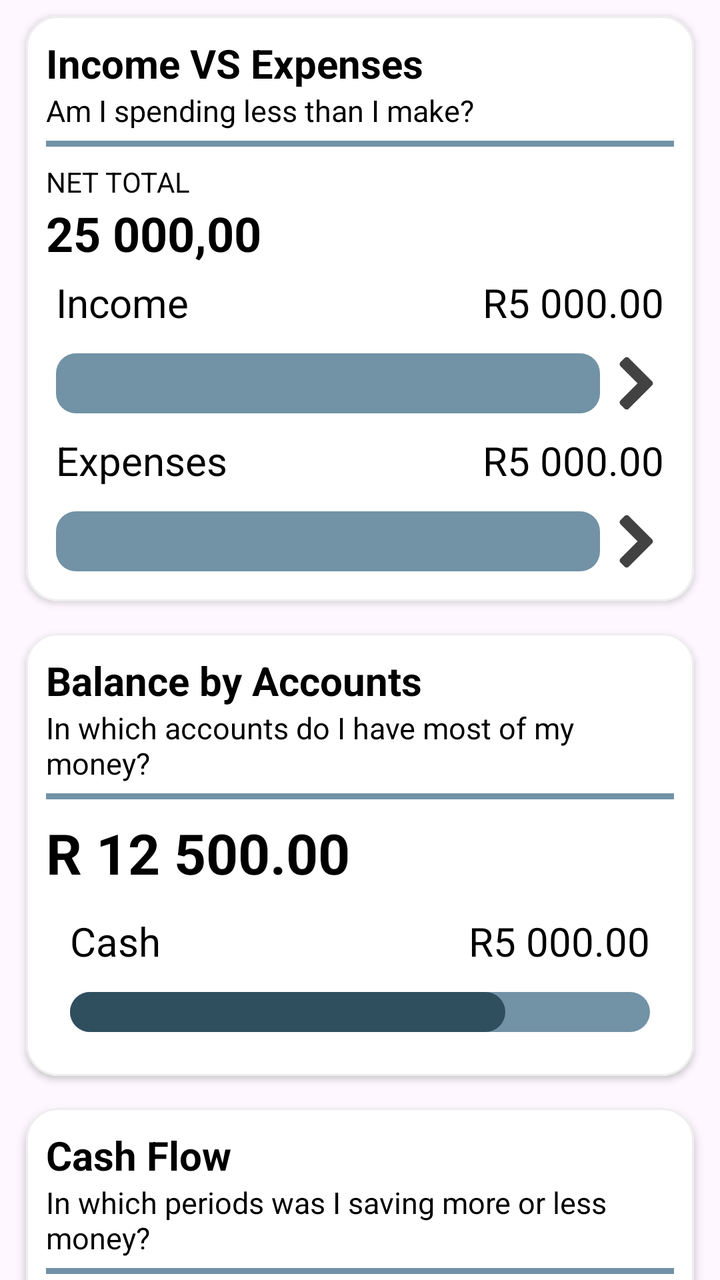
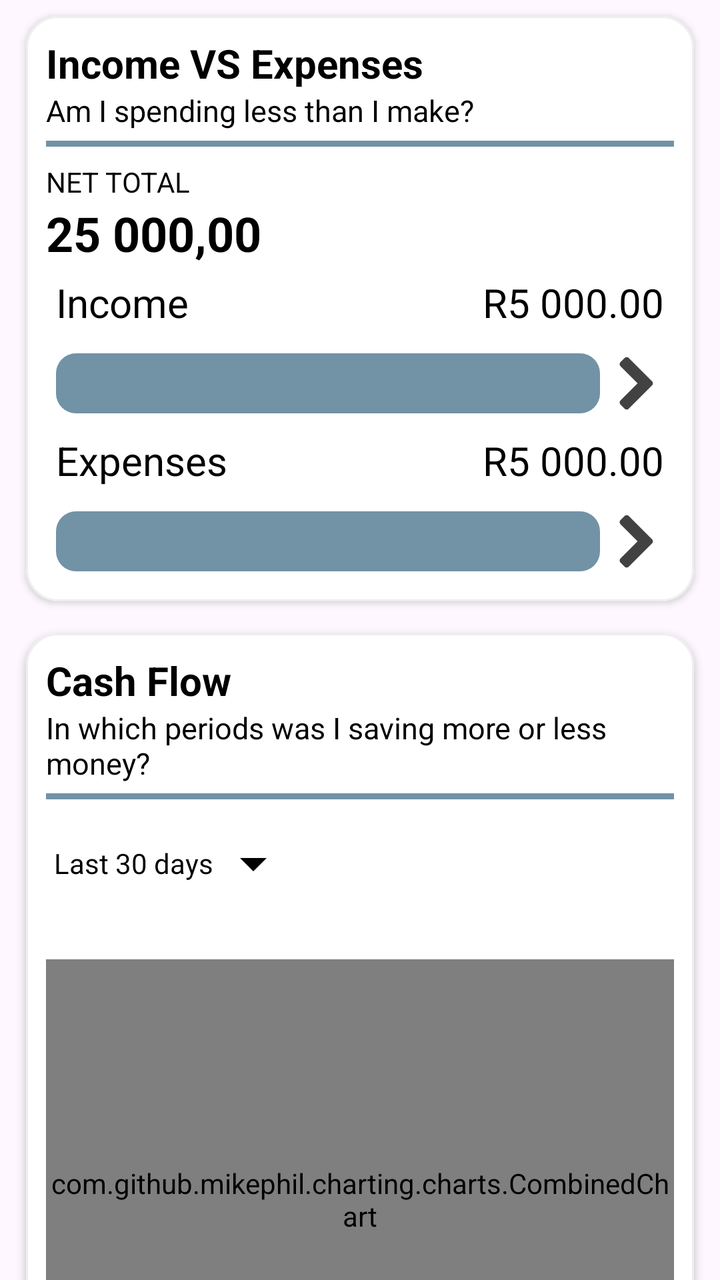

The first picture is an Android layout as it rendered before a commit; the second is the same layout after the commit. The layout source and the unified diff follow.
<!-- AndroidManifest.xml: application theme Theme.BudgieApp -->
<!-- res/layout/page_dashboard_accounts.xml -->
<?xml version="1.0" encoding="utf-8"?>
<androidx.core.widget.NestedScrollView
    xmlns:android="http://schemas.android.com/apk/res/android"
    xmlns:app="http://schemas.android.com/apk/res-auto"
    android:layout_width="match_parent"
    android:layout_height="match_parent"
    android:fillViewport="true"
    android:clipToPadding="false"
    android:paddingBottom="88dp">

    <LinearLayout
        android:layout_width="match_parent"
        android:layout_height="wrap_content"
        android:orientation="vertical"
        android:paddingHorizontal="5dp">

        <include
            android:id="@+id/incomeVsExpensesWidget"
            layout="@layout/widget_income_vs_expenses"
            android:layout_width="match_parent"
            android:layout_height="wrap_content"
            android:layout_margin="8dp"
            app:layout_constraintEnd_toEndOf="parent"
            app:layout_constraintStart_toStartOf="parent" />

        <include
            android:id="@+id/balanceWidget"
            layout="@layout/widget_balance"
            android:layout_width="match_parent"
            android:layout_height="wrap_content"
            android:layout_margin="8dp"
            app:layout_constraintEnd_toEndOf="parent"
            app:layout_constraintStart_toStartOf="parent" />

        <include
            android:id="@+id/cashFlowWidget"
            layout="@layout/widget_cashflow_graph"
            android:layout_width="match_parent"
            android:layout_height="wrap_content"
            android:layout_margin="8dp"
            app:layout_constraintEnd_toEndOf="parent"
            app:layout_constraintStart_toStartOf="parent" />

        <include
            android:id="@+id/expenseStructureWidget"
            layout="@layout/widget_expense_structure"
            android:layout_width="match_parent"
            android:layout_height="wrap_content"
            android:layout_margin="8dp"
            app:layout_constraintEnd_toEndOf="parent"
            app:layout_constraintStart_toStartOf="parent" />

    </LinearLayout>


</androidx.core.widget.NestedScrollView>
<!-- res/layout/widget_income_vs_expenses.xml (included above) -->
<?xml version="1.0" encoding="utf-8"?>
<com.google.android.material.card.MaterialCardView xmlns:android="http://schemas.android.com/apk/res/android"
    xmlns:app="http://schemas.android.com/apk/res-auto"
    xmlns:tools="http://schemas.android.com/tools"
    android:id="@+id/main"
    android:layout_width="match_parent"
    android:layout_height="wrap_content"
    android:layout_margin="8dp"
    app:cardCornerRadius="16dp"
    app:cardElevation="2dp"
    app:strokeColor="#EEEEEE"
    app:strokeWidth="1dp"
    tools:context=".widgets.IncomeVsExpensesWidget">

    <LinearLayout
        android:layout_width="match_parent"
        android:layout_height="wrap_content"
        android:background="@color/white"
        android:orientation="vertical"
        android:padding="10dp">

        <TextView
            android:id="@+id/txtIncomeVsExpenseTitle"
            android:layout_width="wrap_content"
            android:layout_height="wrap_content"
            android:text="Income VS Expenses"
            android:textSize="20sp"
            android:textStyle="bold"
            app:layout_constraintStart_toStartOf="parent"
            app:layout_constraintTop_toTopOf="parent" />

        <TextView
            android:id="@+id/txtTip"
            android:layout_width="wrap_content"
            android:layout_height="wrap_content"
            android:text="Am I spending less than I make?"
            android:textSize="15sp"
            app:layout_constraintStart_toStartOf="parent"
            app:layout_constraintTop_toBottomOf="@id/txtIncomeVsExpenseTitle" />

        <View
            android:id="@+id/breaker"
            android:layout_width="match_parent"
            android:layout_height="3dp"
            android:layout_marginTop="5dp"
            android:background="@color/input_blue"
            app:layout_constraintStart_toStartOf="parent"
            app:layout_constraintTop_toBottomOf="@id/txtTip" />


        <TextView
            android:id="@+id/txtTimePeriod"
            android:layout_width="wrap_content"
            android:layout_height="wrap_content"
            android:layout_marginTop="8dp"
            android:text="NET TOTAL"
            android:textSize="14sp"
            app:layout_constraintStart_toStartOf="parent"
            app:layout_constraintTop_toBottomOf="@id/breaker" />

        <TextView
            android:id="@+id/txtNetTotal"
            android:layout_width="wrap_content"
            android:layout_height="wrap_content"
            android:text="25 000,00"
            android:textSize="24sp"
            android:textStyle="bold" />

        
        <LinearLayout
            android:layout_width="match_parent"
            android:layout_height="wrap_content"
            android:orientation="vertical"
            app:layout_constraintStart_toStartOf="parent"
            app:layout_constraintTop_toBottomOf="@id/txtNetTotal">

            <androidx.constraintlayout.widget.ConstraintLayout
                android:id="@+id/incomeRow"
                android:layout_width="match_parent"
                android:layout_height="wrap_content"
                android:padding="5dp"
                android:background="?attr/selectableItemBackground"
                android:clickable="true"
                android:focusable="true">

                <TextView
                    android:id="@+id/txtIncome"
                    android:layout_width="wrap_content"
                    android:layout_height="wrap_content"
                    android:text="Income"
                    android:textSize="20sp"
                    app:layout_constraintStart_toStartOf="parent"
                    app:layout_constraintTop_toTopOf="parent" />

                <TextView
                    android:id="@+id/txtIncomeAmount"
                    android:layout_width="wrap_content"
                    android:layout_height="wrap_content"
                    android:text="R5 000.00"
                    android:textSize="20sp"
                    app:layout_constraintBottom_toBottomOf="@id/txtIncome"
                    app:layout_constraintEnd_toEndOf="parent"
                    app:layout_constraintTop_toTopOf="@+id/txtIncome" />

                <ProgressBar
                    android:id="@+id/incomeProgress"
                    style="?android:progressBarStyleHorizontal"
                    android:layout_width="0dp"
                    android:layout_height="30dp"
                    android:layout_marginTop="12dp"
                    android:layout_marginEnd="32dp"

                    android:max="100"
                    android:progress="0"

                    android:progressDrawable="@drawable/custom_progressbar"
                    android:progressTint="@color/light_green"
                    android:progressBackgroundTint="@color/input_blue"

                    app:layout_constraintEnd_toEndOf="@id/imgIncomeArrowIcon"
                    app:layout_constraintStart_toStartOf="parent"
                    app:layout_constraintTop_toBottomOf="@id/txtIncome" />

                <ImageView
                    android:id="@+id/imgIncomeArrowIcon"
                    android:layout_width="28dp"
                    android:layout_height="28dp"
                    android:src="@drawable/baseline_arrow_forward_ios_24"
                    android:contentDescription="Open income transactions"
                    app:tint="@color/soft_black"
                    app:layout_constraintEnd_toEndOf="parent"
                    app:layout_constraintTop_toTopOf="@+id/incomeProgress"
                    app:layout_constraintBottom_toBottomOf="@+id/incomeProgress"/>

            </androidx.constraintlayout.widget.ConstraintLayout>

        </LinearLayout>

        
        <LinearLayout
            android:layout_width="match_parent"
            android:layout_height="wrap_content"
            android:orientation="vertical"
            app:layout_constraintStart_toStartOf="parent"
            app:layout_constraintTop_toBottomOf="@id/txtNetTotal">

            <androidx.constraintlayout.widget.ConstraintLayout
                android:id="@+id/expensesRow"
                android:layout_width="match_parent"
                android:layout_height="wrap_content"
                android:background="?attr/selectableItemBackground"
                android:clickable="true"
                android:focusable="true"
                android:padding="5dp">

                <TextView
                    android:id="@+id/txtExpenses"
                    android:layout_width="wrap_content"
                    android:layout_height="wrap_content"
                    android:text="Expenses"
                    android:textSize="20sp"
                    app:layout_constraintStart_toStartOf="parent"
                    app:layout_constraintTop_toTopOf="parent" />

                <TextView
                    android:id="@+id/txtExpensesAmount"
                    android:layout_width="wrap_content"
                    android:layout_height="wrap_content"
                    android:text="R5 000.00"
                    android:textSize="20sp"
                    app:layout_constraintBottom_toBottomOf="@id/txtExpenses"
                    app:layout_constraintEnd_toEndOf="parent"
                    app:layout_constraintTop_toTopOf="@+id/txtExpenses" />

                <ProgressBar
                    android:id="@+id/expensesProgress"
                    style="?android:progressBarStyleHorizontal"
                    android:layout_width="match_parent"
                    android:layout_height="30dp"
                    android:layout_marginTop="12dp"
                    android:layout_marginEnd="32dp"

                    android:max="100"
                    android:progress="0"

                    android:progressDrawable="@drawable/custom_progressbar"
                    android:progressTint="@color/light_red"
                    android:progressBackgroundTint="@color/input_blue"

                    app:layout_constraintEnd_toEndOf="@id/imgExpenseArrowIcon"
                    app:layout_constraintStart_toStartOf="parent"
                    app:layout_constraintTop_toBottomOf="@id/txtExpenses" />

                <ImageView
                    android:id="@+id/imgExpenseArrowIcon"
                    android:layout_width="28dp"
                    android:layout_height="28dp"
                    android:src="@drawable/baseline_arrow_forward_ios_24"
                    android:contentDescription="Open expense details"
                    app:tint="@color/soft_black"
                    app:layout_constraintEnd_toEndOf="parent"
                    app:layout_constraintTop_toTopOf="@+id/expensesProgress"
                    app:layout_constraintBottom_toBottomOf="@+id/expensesProgress"/>

            </androidx.constraintlayout.widget.ConstraintLayout>

        </LinearLayout>

    </LinearLayout>

</com.google.android.material.card.MaterialCardView>
<!-- res/layout/widget_balance.xml (included above) -->
<?xml version="1.0" encoding="utf-8"?>
<com.google.android.material.card.MaterialCardView xmlns:android="http://schemas.android.com/apk/res/android"
    xmlns:app="http://schemas.android.com/apk/res-auto"
    android:layout_width="match_parent"
    android:layout_height="wrap_content"
    android:layout_margin="8dp"
    app:cardCornerRadius="16dp"
    app:strokeColor="#EEEEEE"
    app:strokeWidth="1dp"
    app:cardElevation="2dp">

    <androidx.constraintlayout.widget.ConstraintLayout
        android:layout_width="match_parent"
        android:layout_height="wrap_content"
        android:padding="10dp"
        android:paddingTop="16dp"
        android:background="@color/white">

        <TextView
            android:id="@+id/txtBalanceTitle"
            android:layout_width="wrap_content"
            android:layout_height="wrap_content"
            android:text="Balance by Accounts"
            android:textSize="20sp"
            android:textStyle="bold"
            app:layout_constraintStart_toStartOf="parent"
            app:layout_constraintTop_toTopOf="parent" />

        <TextView
            android:id="@+id/txtTip"
            android:layout_width="wrap_content"
            android:layout_height="wrap_content"
            android:text="In which accounts do I have most of my money?"
            android:textSize="15sp"
            app:layout_constraintStart_toStartOf="parent"
            app:layout_constraintTop_toBottomOf="@id/txtBalanceTitle" />

        <View
            android:id="@+id/breaker"
            android:layout_width="match_parent"
            android:layout_height="3dp"
            android:layout_marginTop="5dp"
            android:background="@color/input_blue"
            app:layout_constraintStart_toStartOf="parent"
            app:layout_constraintTop_toBottomOf="@id/txtTip" />


        <TextView
            android:id="@+id/txtTotalBalance"
            android:layout_width="wrap_content"
            android:layout_height="wrap_content"
            android:layout_marginTop="8dp"
            android:text="R 12 500.00"
            android:textSize="28sp"
            android:textStyle="bold"
            app:layout_constraintStart_toStartOf="parent"
            app:layout_constraintTop_toBottomOf="@id/breaker" />

        <LinearLayout
            android:layout_width="match_parent"
            android:layout_height="wrap_content"
            android:orientation="vertical"
            app:layout_constraintStart_toStartOf="parent"
            app:layout_constraintTop_toBottomOf="@id/txtTotalBalance">

            <androidx.constraintlayout.widget.ConstraintLayout
                android:layout_width="match_parent"
                android:layout_height="wrap_content"
                android:paddingVertical="12dp"
                android:padding="12dp">

                <TextView
                    android:id="@+id/txtAccountName"
                    android:layout_width="wrap_content"
                    android:layout_height="wrap_content"
                    android:text="Cash"
                    android:textSize="20sp"
                    app:layout_constraintStart_toStartOf="parent"
                    app:layout_constraintTop_toTopOf="parent" />

                <TextView
                    android:id="@+id/txtAccountBalance"
                    android:layout_width="wrap_content"
                    android:layout_height="wrap_content"
                    android:text="R5 000.00"
                    android:textSize="20sp"
                    app:layout_constraintBottom_toBottomOf="@id/txtAccountName"
                    app:layout_constraintEnd_toEndOf="parent"
                    app:layout_constraintTop_toTopOf="@+id/txtAccountName" />

                <ProgressBar
                    android:id="@+id/accountProgress"
                    style="?android:progressBarStyleHorizontal"
                    android:layout_width="0dp"
                    android:layout_height="20dp"
                    android:layout_marginTop="12dp"

                    android:max="100"
                    android:progress="75"

                    android:progressDrawable="@drawable/custom_progressbar"

                    app:layout_constraintEnd_toEndOf="parent"
                    app:layout_constraintStart_toStartOf="parent"
                    app:layout_constraintTop_toBottomOf="@id/txtAccountName" />

            </androidx.constraintlayout.widget.ConstraintLayout>

        </LinearLayout>

    </androidx.constraintlayout.widget.ConstraintLayout>


</com.google.android.material.card.MaterialCardView>
<!-- res/layout/widget_cashflow_graph.xml (included above) -->
<?xml version="1.0" encoding="utf-8"?>
<com.google.android.material.card.MaterialCardView xmlns:android="http://schemas.android.com/apk/res/android"
    xmlns:app="http://schemas.android.com/apk/res-auto"
    android:layout_width="match_parent"
    android:layout_height="wrap_content"
    android:layout_margin="8dp"
    app:cardCornerRadius="16dp"
    app:strokeColor="#EEEEEE"
    app:strokeWidth="1dp"
    app:cardElevation="2dp">

    <LinearLayout
        android:layout_width="match_parent"
        android:layout_height="wrap_content"
        android:padding="10dp"
        android:orientation="vertical"
        android:background="@color/white">

        <TextView
            android:id="@+id/txtCashFlowTitle"
            android:layout_width="wrap_content"
            android:layout_height="wrap_content"
            android:text="Cash Flow"
            android:textSize="20sp"
            android:textStyle="bold"
            app:layout_constraintStart_toStartOf="parent"
            app:layout_constraintTop_toTopOf="parent" />

        <TextView
            android:id="@+id/txtTip"
            android:layout_width="wrap_content"
            android:layout_height="wrap_content"
            android:text="In which periods was I saving more or less money?"
            android:textSize="15sp"
            app:layout_constraintStart_toStartOf="parent"
            app:layout_constraintTop_toBottomOf="@id/txtCashFlowTitle" />

        <View
            android:id="@+id/breaker"
            android:layout_width="match_parent"
            android:layout_height="3dp"
            android:layout_marginTop="5dp"
            android:background="@color/input_blue"
            app:layout_constraintStart_toStartOf="parent"
            app:layout_constraintTop_toBottomOf="@id/txtTip" />


        <TextView
            android:id="@+id/txtTimePeriod"
            android:layout_width="wrap_content"
            android:layout_height="wrap_content"
            android:layout_marginTop="8dp"
            android:text="LAST 30 DAYS"
            android:textSize="14sp"
            app:layout_constraintStart_toStartOf="parent"
            app:layout_constraintTop_toBottomOf="@id/breaker" />

        <com.github.mikephil.charting.charts.CombinedChart
            android:id="@+id/cashFlowChart"
            android:layout_width="match_parent"
            android:layout_height="240dp"
            android:layout_marginTop="24dp"

            app:layout_constraintStart_toStartOf="parent"
            app:layout_constraintEnd_toEndOf="parent"
            app:layout_constraintTop_toBottomOf="@+id/txtTimePeriod"
            app:layout_constraintBottom_toBottomOf="parent"/>


    </LinearLayout>


</com.google.android.material.card.MaterialCardView>
<!-- res/layout/widget_expense_structure.xml (included above) -->
<?xml version="1.0" encoding="utf-8"?>
<com.google.android.material.card.MaterialCardView xmlns:android="http://schemas.android.com/apk/res/android"
    xmlns:app="http://schemas.android.com/apk/res-auto"
    xmlns:tools="http://schemas.android.com/tools"
    android:id="@+id/main"
    android:layout_width="match_parent"
    android:layout_height="wrap_content"
    android:layout_margin="8dp"
    app:cardBackgroundColor="@color/white"
    app:cardCornerRadius="16dp"
    app:cardElevation="2dp"
    app:strokeColor="#EEEEEE"
    app:strokeWidth="1dp"
    tools:context=".widgets.ExpenseStructureWidget">

    <LinearLayout
        android:layout_width="match_parent"
        android:layout_height="wrap_content"
        android:padding="10dp"
        android:orientation="vertical"
        android:background="@color/white">

        <TextView
            android:id="@+id/txtExpenseTitle"
            android:layout_width="wrap_content"
            android:layout_height="wrap_content"
            android:text="Expense Structure"
            android:textSize="20sp"
            android:textStyle="bold"
            app:layout_constraintStart_toStartOf="parent"
            app:layout_constraintTop_toTopOf="parent"/>

        <TextView
            android:id="@+id/txtTip"
            android:layout_width="wrap_content"
            android:layout_height="wrap_content"
            android:text="Where does my money go?"
            android:textSize="15sp"
            app:layout_constraintStart_toStartOf="parent"
            app:layout_constraintTop_toBottomOf="@id/txtExpenseTitle" />

        <View
            android:id="@+id/breaker"
            android:layout_width="match_parent"
            android:layout_height="3dp"
            android:layout_marginTop="5dp"
            android:background="@color/input_blue"
            app:layout_constraintStart_toStartOf="parent"
            app:layout_constraintTop_toBottomOf="@id/txtTip" />

        <TextView
            android:id="@+id/txtTimePeriod"
            android:layout_width="wrap_content"
            android:layout_height="wrap_content"
            android:layout_marginTop="8dp"
            android:text="LAST 30 DAYS"
            android:textSize="14sp"
            app:layout_constraintStart_toStartOf="parent"
            app:layout_constraintTop_toBottomOf="@id/breaker" />

        <TextView
            android:id="@+id/txtTotalExpenses"
            android:layout_width="wrap_content"
            android:layout_height="wrap_content"
            android:text="R225 000,00"
            android:textSize="24sp"
            android:textStyle="bold"/>

        <com.github.mikephil.charting.charts.PieChart
            android:id="@+id/expensePieChart"
            android:layout_width="match_parent"
            android:layout_height="390dp"
            android:layout_marginTop="10dp" />


    </LinearLayout>

</com.google.android.material.card.MaterialCardView>
<!-- resources referenced by this layout -->
<resources>
  <color name="input_blue">#7292A6</color>
  <color name="light_green">#BF58CC5C</color>
  <color name="light_red">#BFE02B3C</color>
  <color name="soft_black">#424242</color>
  <color name="white">#FFFFFFFF</color>
  <!-- drawable baseline_arrow_forward_ios_24 (drawable) -->
  <vector xmlns:android="http://schemas.android.com/apk/res/android"
      android:width="32dp"
      android:height="32dp"
      android:autoMirrored="true"
      android:tint="#FFFFFF"
      android:viewportWidth="24"
      android:viewportHeight="24">
  
      <path
          android:fillColor="@android:color/white"
          android:pathData="M6.23,20.23l1.77,1.77l10,-10l-10,-10l-1.77,1.77l8.23,8.23z"
          android:strokeColor="@android:color/white"
          android:strokeWidth="2.5"
          android:strokeLineCap="round"
          android:strokeLineJoin="round"/>
  
  </vector>
  <!-- drawable custom_progressbar (drawable) -->
  <?xml version="1.0" encoding="utf-8"?>
  <layer-list xmlns:android="http://schemas.android.com/apk/res/android">
      
      <item android:id="@android:id/background">
  
          <shape android:shape="rectangle">
  
              <solid android:color="@color/input_blue" />
              <corners android:radius="10dp" />
  
          </shape>
  
      </item>
  
  
      
      <item android:id="@android:id/progress">
  
  
          <scale android:scaleWidth = "100%">
  
              <shape android:shape="rectangle">
  
                  <solid android:color="@color/budget_blue" />
                  <corners android:radius="10dp" />
  
              </shape>
  
          </scale>
  
      </item>
  
  </layer-list>
  <style name="Theme.BudgieApp" parent="Base.Theme.BudgieApp" />
  <color name="budget_blue">#2F4F5F</color>
  <style name="Base.Theme.BudgieApp" parent="Theme.Material3.DayNight.NoActionBar">
          
          
          <item name="android:textColor">#000000</item>
      </style>
</resources>

<!-- the commit's change to res/layout/page_dashboard_accounts.xml (unified diff, before → after) -->
@@ -17,15 +17,6 @@
         <include
             android:id="@+id/incomeVsExpensesWidget"
             layout="@layout/widget_income_vs_expenses"
-            android:layout_width="match_parent"
-            android:layout_height="wrap_content"
-            android:layout_margin="8dp"
-            app:layout_constraintEnd_toEndOf="parent"
-            app:layout_constraintStart_toStartOf="parent" />
-
-        <include
-            android:id="@+id/balanceWidget"
-            layout="@layout/widget_balance"
             android:layout_width="match_parent"
             android:layout_height="wrap_content"
             android:layout_margin="8dp"
@@ -266,121 +257,6 @@
     </LinearLayout>
 
 </com.google.android.material.card.MaterialCardView>
-<!-- res/layout/widget_balance.xml (included above) -->
-<?xml version="1.0" encoding="utf-8"?>
-<com.google.android.material.card.MaterialCardView xmlns:android="http://schemas.android.com/apk/res/android"
-    xmlns:app="http://schemas.android.com/apk/res-auto"
-    android:layout_width="match_parent"
-    android:layout_height="wrap_content"
-    android:layout_margin="8dp"
-    app:cardCornerRadius="16dp"
-    app:strokeColor="#EEEEEE"
-    app:strokeWidth="1dp"
-    app:cardElevation="2dp">
-
-    <androidx.constraintlayout.widget.ConstraintLayout
-        android:layout_width="match_parent"
-        android:layout_height="wrap_content"
-        android:padding="10dp"
-        android:paddingTop="16dp"
-        android:background="@color/white">
-
-        <TextView
-            android:id="@+id/txtBalanceTitle"
-            android:layout_width="wrap_content"
-            android:layout_height="wrap_content"
-            android:text="Balance by Accounts"
-            android:textSize="20sp"
-            android:textStyle="bold"
-            app:layout_constraintStart_toStartOf="parent"
-            app:layout_constraintTop_toTopOf="parent" />
-
-        <TextView
-            android:id="@+id/txtTip"
-            android:layout_width="wrap_content"
-            android:layout_height="wrap_content"
-            android:text="In which accounts do I have most of my money?"
-            android:textSize="15sp"
-            app:layout_constraintStart_toStartOf="parent"
-            app:layout_constraintTop_toBottomOf="@id/txtBalanceTitle" />
-
-        <View
-            android:id="@+id/breaker"
-            android:layout_width="match_parent"
-            android:layout_height="3dp"
-            android:layout_marginTop="5dp"
-            android:background="@color/input_blue"
-            app:layout_constraintStart_toStartOf="parent"
-            app:layout_constraintTop_toBottomOf="@id/txtTip" />
-
-
-        <TextView
-            android:id="@+id/txtTotalBalance"
-            android:layout_width="wrap_content"
-            android:layout_height="wrap_content"
-            android:layout_marginTop="8dp"
-            android:text="R 12 500.00"
-            android:textSize="28sp"
-            android:textStyle="bold"
-            app:layout_constraintStart_toStartOf="parent"
-            app:layout_constraintTop_toBottomOf="@id/breaker" />
-
-        <LinearLayout
-            android:layout_width="match_parent"
-            android:layout_height="wrap_content"
-            android:orientation="vertical"
-            app:layout_constraintStart_toStartOf="parent"
-            app:layout_constraintTop_toBottomOf="@id/txtTotalBalance">
-
-            <androidx.constraintlayout.widget.ConstraintLayout
-                android:layout_width="match_parent"
-                android:layout_height="wrap_content"
-                android:paddingVertical="12dp"
-                android:padding="12dp">
-
-                <TextView
-                    android:id="@+id/txtAccountName"
-                    android:layout_width="wrap_content"
-                    android:layout_height="wrap_content"
-                    android:text="Cash"
-                    android:textSize="20sp"
-                    app:layout_constraintStart_toStartOf="parent"
-                    app:layout_constraintTop_toTopOf="parent" />
-
-                <TextView
-                    android:id="@+id/txtAccountBalance"
-                    android:layout_width="wrap_content"
-                    android:layout_height="wrap_content"
-                    android:text="R5 000.00"
-                    android:textSize="20sp"
-                    app:layout_constraintBottom_toBottomOf="@id/txtAccountName"
-                    app:layout_constraintEnd_toEndOf="parent"
-                    app:layout_constraintTop_toTopOf="@+id/txtAccountName" />
-
-                <ProgressBar
-                    android:id="@+id/accountProgress"
-                    style="?android:progressBarStyleHorizontal"
-                    android:layout_width="0dp"
-                    android:layout_height="20dp"
-                    android:layout_marginTop="12dp"
-
-                    android:max="100"
-                    android:progress="75"
-
-                    android:progressDrawable="@drawable/custom_progressbar"
-
-                    app:layout_constraintEnd_toEndOf="parent"
-                    app:layout_constraintStart_toStartOf="parent"
-                    app:layout_constraintTop_toBottomOf="@id/txtAccountName" />
-
-            </androidx.constraintlayout.widget.ConstraintLayout>
-
-        </LinearLayout>
-
-    </androidx.constraintlayout.widget.ConstraintLayout>
-
-
-</com.google.android.material.card.MaterialCardView>
 <!-- res/layout/widget_cashflow_graph.xml (included above) -->
 <?xml version="1.0" encoding="utf-8"?>
 <com.google.android.material.card.MaterialCardView xmlns:android="http://schemas.android.com/apk/res/android"
@@ -433,11 +309,17 @@
             android:id="@+id/txtTimePeriod"
             android:layout_width="wrap_content"
             android:layout_height="wrap_content"
+            android:minHeight="48dp"
             android:layout_marginTop="8dp"
-            android:text="LAST 30 DAYS"
+            android:gravity="center_vertical"
+            android:paddingHorizontal="4dp"
+            android:text="Last 30 days"
             android:textSize="14sp"
-            app:layout_constraintStart_toStartOf="parent"
-            app:layout_constraintTop_toBottomOf="@id/breaker" />
+            android:clickable="true"
+            android:focusable="true"
+            android:background="?attr/selectableItemBackground"
+            android:drawablePadding="4dp"
+            app:drawableEndCompat="@drawable/baseline_arrow_drop_down_24" />
 
         <com.github.mikephil.charting.charts.CombinedChart
             android:id="@+id/cashFlowChart"
@@ -468,8 +350,7 @@
     app:cardCornerRadius="16dp"
     app:cardElevation="2dp"
     app:strokeColor="#EEEEEE"
-    app:strokeWidth="1dp"
-    tools:context=".widgets.ExpenseStructureWidget">
+    app:strokeWidth="1dp">
 
     <LinearLayout
         android:layout_width="match_parent"
@@ -510,17 +391,23 @@
             android:id="@+id/txtTimePeriod"
             android:layout_width="wrap_content"
             android:layout_height="wrap_content"
+            android:minHeight="48dp"
             android:layout_marginTop="8dp"
-            android:text="LAST 30 DAYS"
+            android:gravity="center_vertical"
+            android:paddingHorizontal="4dp"
+            android:text="Last 30 days"
             android:textSize="14sp"
-            app:layout_constraintStart_toStartOf="parent"
-            app:layout_constraintTop_toBottomOf="@id/breaker" />
+            android:clickable="true"
+            android:focusable="true"
+            android:background="?attr/selectableItemBackground"
+            android:drawablePadding="4dp"
+            app:drawableEndCompat="@drawable/baseline_arrow_drop_down_24" />
 
         <TextView
             android:id="@+id/txtTotalExpenses"
             android:layout_width="wrap_content"
             android:layout_height="wrap_content"
-            android:text="R225 000,00"
+            android:text="-"
             android:textSize="24sp"
             android:textStyle="bold"/>
 
<!-- resource entries referenced after the edit -->
@@ -5,6 +5,19 @@
   <color name="light_red">#BFE02B3C</color>
   <color name="soft_black">#424242</color>
   <color name="white">#FFFFFFFF</color>
+  <!-- drawable baseline_arrow_drop_down_24 (drawable) -->
+  <vector xmlns:android="http://schemas.android.com/apk/res/android"
+      android:width="32dp"
+      android:height="32dp"
+      android:tint="@color/black"
+      android:viewportWidth="24"
+      android:viewportHeight="24">
+  
+      <path
+          android:fillColor="@android:color/white"
+          android:pathData="M7,10l5,5 5,-5z" />
+  
+  </vector>
   <!-- drawable baseline_arrow_forward_ios_24 (drawable) -->
   <vector xmlns:android="http://schemas.android.com/apk/res/android"
       android:width="32dp"
@@ -58,6 +71,7 @@
   
   </layer-list>
   <style name="Theme.BudgieApp" parent="Base.Theme.BudgieApp" />
+  <color name="black">#FF000000</color>
   <color name="budget_blue">#2F4F5F</color>
   <style name="Base.Theme.BudgieApp" parent="Theme.Material3.DayNight.NoActionBar">
           
